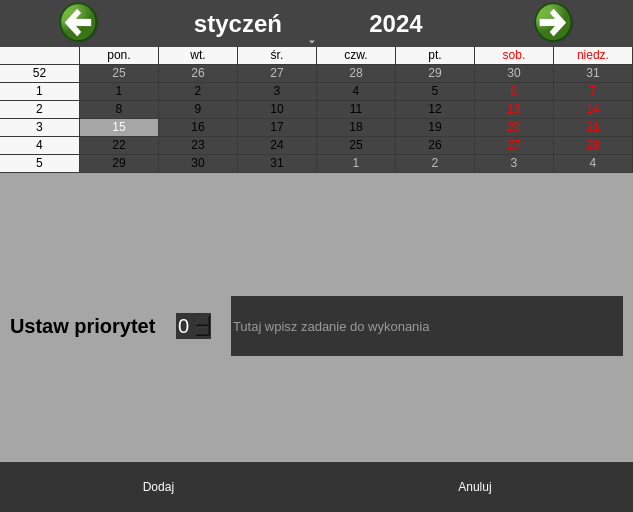
Qt form add.ui (albixus/to_do_list_university_project) before a commit.
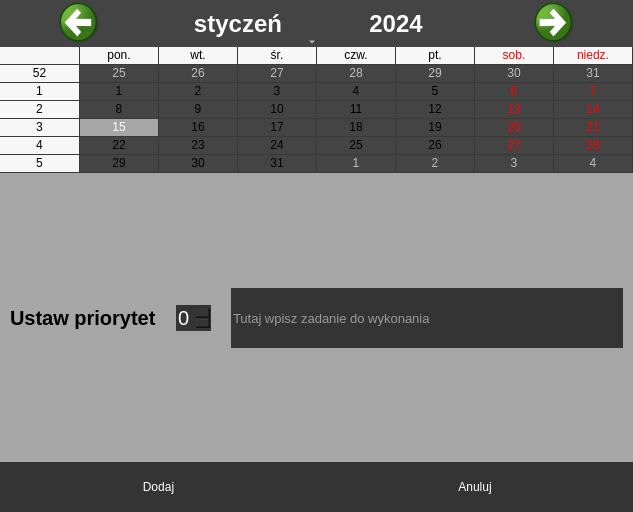
The same form after that commit. Icons and pictures are not drawn.

What changed in the file:
```diff
--- a/add.ui
+++ b/add.ui
@@ -166,7 +166,7 @@
         <number>10</number>
        </property>
        <property name="topMargin">
-        <number>16</number>
+        <number>0</number>
        </property>
        <property name="rightMargin">
         <number>10</number>
```
Left out of the diff: 11 changed lines with no effect on the pictures.
